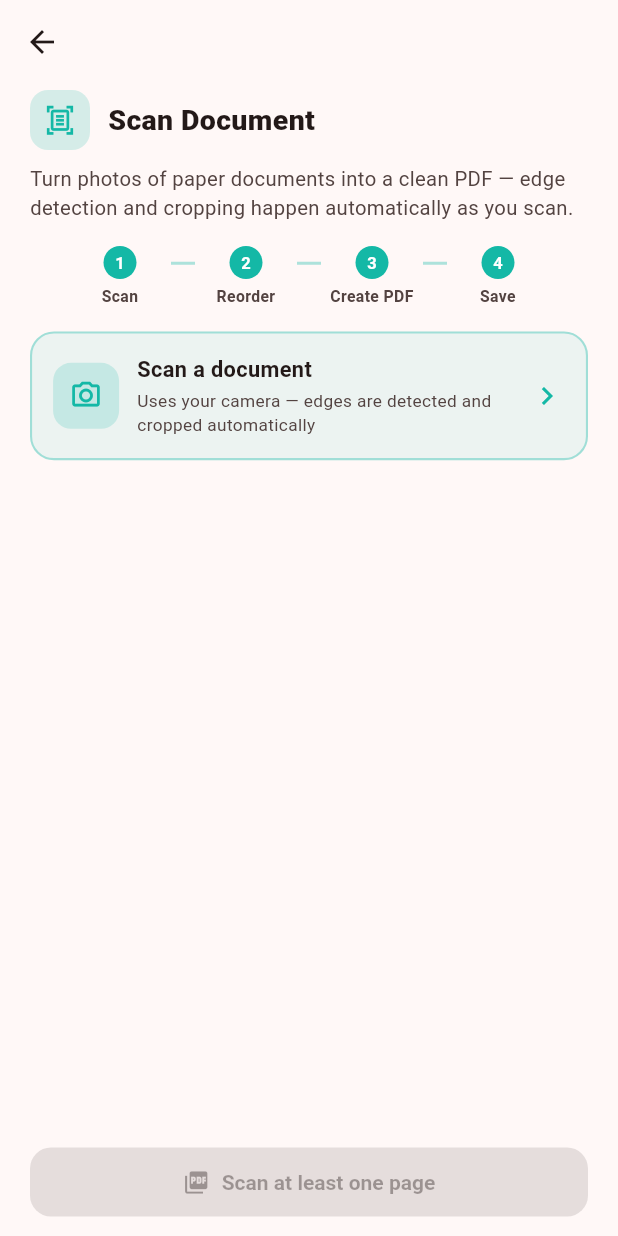
After one commit to shokoufehrouhi/PuraPDF-, a Flutter app: the ScannerScreen screen opened directly, after a tap on "Scan a document", on a phone screen of 412 x 824 dp. The commit adds this screen. Run offline on Flutter 3.47's test engine with Material 3 defaults, Android fonts, the phone set to English and light mode, and no system bars; our stand-ins replace file_picker, flutter_riverpod, google_mobile_ads, share_plus, shared_preferences; missing offline and left inert: doclens, pdfrx, syncfusion_flutter_pdf; accounts and stored records are empty; network calls fail.

Commit message:
Phase 2, feature 1: Document Scanner (camera + auto edge detection)
Hands off to the OS's own document scanner instead of building a
custom camera/CV pipeline — VNDocumentCameraViewController on iOS,
ML Kit's document scanner on Android (via the doclens package's thin
scanWithNativeUI() wrapper, not its own custom detector). Both give
live edge detection, auto-capture, multi-page, and perspective
correction for free, matching the roadmap's 'اسکنر سند با دوربین'
spec without depending on a hand-rolled detection algorithm.

- New Scan Document tool/screen, same design language as the other
  4 screens (FeatureScreenHeader, PickerCard, numbered reorderable
  page thumbnails, primary action, result card). Scanning again adds
  more pages rather than replacing the batch.
- Scanned pages are assembled into a PDF via a new
  scannedImagesToPdf() repository method — shares imagesToPdf's page-
  assembly logic but writes under its own purapdf_scan_ filename
  prefix, so Recents shows it as 'Scan' (its own icon/color) instead
  of being indistinguishable from Image -> PDF conversions.
- Gated behind a new scannerSupported flag (Android/iOS only, mirrors
  the existing adsSupported pattern) since doclens has no macOS
  implementation — the Tools grid simply omits the card on desktop.
- iOS: added NSCameraUsageDescription / NSPhotoLibraryUsageDescription
  to Info.plist (gallery import is enabled as a fallback to the
  camera). Android: doclens auto-merges the CAMERA permission.

Verified: flutter analyze clean, all 19 tests pass, macOS/iOS-
simulator/Android all build and launch without crashing (confirmed
via simctl — the Scan Document card renders correctly in the Tools
grid). Couldn't exercise the actual scan flow myself (no way to
synthesize camera-picker taps in this environment) — needs a hands-on
pass on a real device or the simulator's photo-library import path.

```diff
--- a/lib/core/theme/feature_colors.dart
+++ b/lib/core/theme/feature_colors.dart
@@ -26,4 +26,8 @@ class FeatureColors {
   static const Color imagePdf = Color(0xFFCDEDD0);
   static const Color imagePdfDark = Color(0xFFB8E4BC);
   static const Color imagePdfIcon = Color(0xFF22C55E);
+
+  static const Color scanner = Color(0xFFC9F1E9);
+  static const Color scannerDark = Color(0xFFABE8DD);
+  static const Color scannerIcon = Color(0xFF14B8A6);
 }
--- a/lib/domain/repositories/pdf_repository.dart
+++ b/lib/domain/repositories/pdf_repository.dart
@@ -30,6 +30,10 @@ abstract class PdfRepository {
   /// ...) into a single PDF, one image per page, in the given order.
   Future<String> imagesToPdf(List<String> imagePaths);
 
+  /// Same as [imagesToPdf], but written under the scanner's own filename
+  /// prefix so Recents shows it as "Scan" rather than "Image -> PDF".
+  Future<String> scannedImagesToPdf(List<String> imagePaths);
+
   /// Renders every page of the PDF at [inputPath] as a raster image in
   /// [format] and returns one output path per page, in page order.
   Future<List<String>> pdfToImages(
--- /dev/null
+++ b/lib/presentation/features/scanner/scanner_controller.dart
@@ -0,0 +1,115 @@
+import 'dart:async';
+
+import 'package:doclens/doclens.dart';
+import 'package:flutter_riverpod/flutter_riverpod.dart';
+
+import '../../../core/ads/ads_service.dart';
+import '../../../core/providers.dart';
+import '../../../domain/usecases/scan_documents_usecase.dart';
+
+final scanDocumentsUseCaseProvider = Provider(
+  (ref) => ScanDocumentsUseCase(ref.watch(pdfRepositoryProvider)),
+);
+
+class ScannerState {
+  final List<String> pages;
+  final bool isScanning;
+  final bool isCreatingPdf;
+  final String? resultPath;
+  final String? error;
+
+  const ScannerState({
+    this.pages = const [],
+    this.isScanning = false,
+    this.isCreatingPdf = false,
+    this.resultPath,
+    this.error,
+  });
+
+  ScannerState copyWith({
+    List<String>? pages,
+    bool? isScanning,
+    bool? isCreatingPdf,
+    String? resultPath,
+    String? error,
+    bool clearResult = false,
+    bool clearError = false,
+  }) {
+    return ScannerState(
+      pages: pages ?? this.pages,
+      isScanning: isScanning ?? this.isScanning,
+      isCreatingPdf: isCreatingPdf ?? this.isCreatingPdf,
+      resultPath: clearResult ? null : (resultPath ?? this.resultPath),
+      error: clearError ? null : (error ?? this.error),
+    );
+  }
+}
+
+class ScannerController extends Notifier<ScannerState> {
+  @override
+  ScannerState build() => const ScannerState();
+
+  /// Hands off to the OS's own document scanner (VisionKit on iOS, ML Kit's
+  /// document scanner on Android) — live edge detection, auto-capture,
+  /// multi-page, perspective correction all happen natively. Newly scanned
+  /// pages are appended, so scanning again adds more pages instead of
+  /// replacing the batch.
+  Future<void> scan() async {
+    state = state.copyWith(
+      isScanning: true,
+      clearError: true,
+      clearResult: true,
+    );
+    try {
+      final List<String>? scanned = await DoclensPlatform.instance
+          .scanWithNativeUI(allowGalleryImport: true);
+      state = state.copyWith(
+        isScanning: false,
+        pages: scanned == null ? state.pages : [...state.pages, ...scanned],
+      );
+    } catch (e) {
+      state = state.copyWith(isScanning: false, error: e.toString());
+    }
+  }
+
+  void removeAt(int index) {
+    final updated = [...state.pages]..removeAt(index);
+    state = state.copyWith(pages: updated);
+  }
+
+  /// [newIndex] is expected pre-adjusted for the removed item, matching
+  /// [ReorderableListView.onReorderItem]'s contract.
+  void reorderItem(int oldIndex, int newIndex) {
+    final updated = [...state.pages];
+    final item = updated.removeAt(oldIndex);
+    updated.insert(newIndex, item);
+    state = state.copyWith(pages: updated);
+  }
+
+  Future<void> createPdf() async {
+    if (state.pages.isEmpty) {
+      state = state.copyWith(error: 'Scan at least one page first.');
+      return;
+    }
+    state = state.copyWith(
+      isCreatingPdf: true,
+      clearError: true,
+      clearResult: true,
+    );
+    try {
+      final useCase = ref.read(scanDocumentsUseCaseProvider);
+      final path = await useCase(state.pages);
+      state = state.copyWith(isCreatingPdf: false, resultPath: path);
+      unawaited(AdsService.instance.interstitial.recordOperationAndMaybeShow());
+    } catch (e) {
+      state = state.copyWith(isCreatingPdf: false, error: e.toString());
+    }
+  }
+
+  void reset() {
+    state = const ScannerState();
+  }
+}
+
+final scannerControllerProvider =
+    NotifierProvider<ScannerController, ScannerState>(ScannerController.new);
--- /dev/null
+++ b/lib/presentation/features/scanner/scanner_screen.dart
@@ -0,0 +1,282 @@
+import 'dart:io';
+
+import 'package:flutter/material.dart';
+import 'package:flutter_riverpod/flutter_riverpod.dart';
+import 'package:share_plus/share_plus.dart';
+
+import '../../../core/theme/feature_colors.dart';
+import '../../shared_widgets/download_file.dart';
+import '../../shared_widgets/feature_screen_header.dart';
+import '../../shared_widgets/picker_card.dart';
+import 'scanner_controller.dart';
+
+const Color _color = FeatureColors.scannerIcon;
+
+class ScannerScreen extends ConsumerWidget {
+  const ScannerScreen({super.key});
+
+  @override
+  Widget build(BuildContext context, WidgetRef ref) {
+    final state = ref.watch(scannerControllerProvider);
+    final controller = ref.read(scannerControllerProvider.notifier);
+    final ColorScheme scheme = Theme.of(context).colorScheme;
+
+    return Scaffold(
+      appBar: AppBar(
+        backgroundColor: Colors.transparent,
+        elevation: 0,
+        scrolledUnderElevation: 0,
+      ),
+      body: SafeArea(
+        top: false,
+        child: Column(
+          children: [
+            const FeatureScreenHeader(
+              icon: Icons.document_scanner_outlined,
+              color: _color,
+              title: 'Scan Document',
+              description:
+                  'Turn photos of paper documents into a clean PDF — edge '
+                  'detection and cropping happen automatically as you scan.',
+              steps: ['Scan', 'Reorder', 'Create PDF', 'Save'],
+            ),
+            if (state.error != null)
+              Padding(
+                padding: const EdgeInsets.fromLTRB(20, 0, 20, 12),
+                child: Text(
+                  state.error!,
+                  style: TextStyle(color: scheme.error),
+                ),
+              ),
+            Expanded(
+              child: state.pages.isEmpty
+                  ? Padding(
+                      padding: const EdgeInsets.symmetric(horizontal: 20),
+                      child: Align(
+                        alignment: Alignment.topCenter,
+                        child: PickerCard(
+                          icon: Icons.camera_alt_outlined,
+                          color: _color,
+                          label: 'Scan a document',
+                          hint: state.isScanning
+                              ? 'Opening camera…'
+                              : 'Uses your camera — edges are detected and '
+                                    'cropped automatically',
+                          onTap: state.isScanning ? () {} : controller.scan,
+                        ),
+                      ),
+                    )
+                  : Column(
+                      children: [
+                        Padding(
+                          padding: const EdgeInsets.fromLTRB(20, 0, 20, 8),
+                          child: Row(
+                            children: [
+                              Expanded(
+                                child: Text(
+                                  '${state.pages.length} page'
+                                  '${state.pages.length == 1 ? '' : 's'} '
+                                  '— drag to reorder',
+                                  style: TextStyle(
+                                    fontSize: 12.5,
+                                    color: scheme.onSurfaceVariant,
+                                  ),
+                                ),
+                              ),
+                              TextButton.icon(
+                                onPressed: state.isScanning
+                                    ? null
+                                    : controller.scan,
+                                icon: const Icon(
+                                  Icons.camera_alt_outlined,
+                                  size: 18,
+                                ),
+                                label: const Text('Scan more'),
+                                style: TextButton.styleFrom(
+                                  foregroundColor: _color,
+                                  padding: EdgeInsets.zero,
+                                  minimumSize: const Size(0, 0),
+                                ),
+                              ),
+                            ],
+                          ),
+                        ),
+                        Expanded(
+                          child: ReorderableListView.builder(
+                            padding: const EdgeInsets.symmetric(horizontal: 20),
+                            itemCount: state.pages.length,
+                            onReorderItem: controller.reorderItem,
+                            itemBuilder: (context, index) {
+                              final String path = state.pages[index];
+                              return Card(
+                                key: ValueKey('${path}_$index'),
+                                margin: const EdgeInsets.only(bottom: 8),
+                                child: ListTile(
+                                  leading: Stack(
+                                    children: [
+                                      ClipRRect(
+                                        borderRadius: BorderRadius.circular(8),
+                                        child: Image.file(
+                                          File(path),
+                                          width: 40,
+                                          height: 40,
+                                          fit: BoxFit.cover,
+                                        ),
+                                      ),
+                                      Positioned(
+                                        left: 0,
+                                        top: 0,
+                                        child: Container(
+                                          padding: const EdgeInsets.symmetric(
+                                            horizontal: 4,
+                                          ),
+                                          decoration: BoxDecoration(
+                                            color: _color,
+                                            borderRadius:
+                                                const BorderRadius.only(
+                                                  topLeft: Radius.circular(8),
+                                                  bottomRight: Radius.circular(
+                                                    8,
+                                                  ),
+                                                ),
+                                          ),
+                                          child: Text(
+                                            '${index + 1}',
+                                            style: const TextStyle(
+                                              color: Colors.white,
+                                              fontSize: 10,
+                                              fontWeight: FontWeight.w700,
+                                            ),
+                                          ),
+                                        ),
+                                      ),
+                                    ],
+                                  ),
+                                  title: Text('Page ${index + 1}'),
+                                  trailing: Row(
+                                    mainAxisSize: MainAxisSize.min,
+                                    children: [
+                                      IconButton(
+                                        icon: const Icon(Icons.close),
+                                        onPressed: () =>
+                                            controller.removeAt(index),
+                                      ),
+                                      const Icon(Icons.drag_handle),
+                                    ],
+                                  ),
+                                ),
+                              );
+                            },
+                          ),
+                        ),
+                      ],
+                    ),
+            ),
+            if (state.resultPath != null)
+              Padding(
+                padding: const EdgeInsets.fromLTRB(20, 0, 20, 12),
+                child: _ResultCard(path: state.resultPath!),
+              ),
+            SafeArea(
+              top: false,
+              child: Padding(
+                padding: const EdgeInsets.fromLTRB(20, 0, 20, 12),
+                child: SizedBox(
+                  width: double.infinity,
+                  child: ElevatedButton.icon(
+                    style: ElevatedButton.styleFrom(
+                      backgroundColor: _color,
+                      foregroundColor: Colors.white,
+                    ),
+                    icon: state.isCreatingPdf
+                        ? const SizedBox(
+                            width: 16,
+                            height: 16,
+                            child: CircularProgressIndicator(
+                              strokeWidth: 2,
+                              color: Colors.white,
+                            ),
+                          )
+                        : const Icon(Icons.picture_as_pdf),
+                    label: Text(
+                      state.pages.isEmpty
+                          ? 'Scan at least one page'
+                          : 'Create PDF from ${state.pages.length} page'
+                                '${state.pages.length == 1 ? '' : 's'}',
+                    ),
+                    onPressed: state.isCreatingPdf || state.pages.isEmpty
+                        ? null
+                        : controller.createPdf,
+                  ),
+                ),
+              ),
+            ),
+          ],
+        ),
+      ),
+    );
+  }
+}
+
+class _ResultCard extends StatelessWidget {
+  final String path;
+
+  const _ResultCard({required this.path});
+
+  @override
+  Widget build(BuildContext context) {
+    return Container(
+      padding: const EdgeInsets.all(14),
+      decoration: BoxDecoration(
+        color: _color.withValues(alpha: 0.10),
+        borderRadius: BorderRadius.circular(16),
+      ),
+      child: Column(
+        children: [
+          const Row(
+            children: [
+              Icon(Icons.check_circle, color: _color),
+              SizedBox(width: 8),
+              Expanded(
+                child: Text(
+                  'PDF created successfully',
+                  style: TextStyle(fontWeight: FontWeight.w700),
+                ),
+              ),
+            ],
+          ),
+          const SizedBox(height: 10),
+          Row(
+            children: [
+              Expanded(
+                child: ElevatedButton.icon(
+                  style: ElevatedButton.styleFrom(
+                    backgroundColor: _color,
+                    foregroundColor: Colors.white,
+                  ),
+                  icon: const Icon(Icons.ios_share),
+                  label: const Text('Share'),
+                  onPressed: () => SharePlus.instance.share(
+                    ShareParams(files: [XFile(path)]),
+                  ),
+                ),
+              ),
+              const SizedBox(width: 10),
+              Expanded(
+                child: OutlinedButton.icon(
+                  style: OutlinedButton.styleFrom(
+                    foregroundColor: _color,
+                    side: BorderSide(color: _color.withValues(alpha: 0.5)),
+                  ),
+                  icon: const Icon(Icons.download_outlined),
+                  label: const Text('Download'),
+                  onPressed: () => downloadFile(context, path),
+                ),
+              ),
+            ],
+          ),
+        ],
+      ),
+    );
+  }
+}
--- a/lib/presentation/home_screen.dart
+++ b/lib/presentation/home_screen.dart
@@ -6,10 +6,12 @@ import '../core/theme/app_theme.dart';
 import '../core/theme/feature_colors.dart';
 import '../core/theme/theme_mode_controller.dart';
 import '../domain/entities/history_file.dart';
+import '../core/scanner_support.dart';
 import 'features/compress/compress_screen.dart';
 import 'features/history/history_controller.dart';
 import 'features/image_pdf/image_pdf_screen.dart';
 import 'features/merge/merge_screen.dart';
+import 'features/scanner/scanner_screen.dart';
 import 'features/split/split_screen.dart';
 import 'shared_widgets/banner_ad_widget.dart';
 import 'shared_widgets/download_file.dart';
@@ -290,6 +292,18 @@ class _ToolsTab extends StatelessWidget {
                     MaterialPageRoute(builder: (_) => const ImagePdfScreen()),
                   ),
                 ),
+                if (scannerSupported)
+                  _FeatureRowCard(
+                    icon: Icons.document_scanner_outlined,
+                    color: FeatureColors.scanner,
+                    colorDark: FeatureColors.scannerDark,
+                    iconColor: FeatureColors.scannerIcon,
+                    title: 'Scan Document',
+                    subtitle: 'Capture paper documents with your camera',
+                    onTap: () => Navigator.of(context).push(
+                      MaterialPageRoute(builder: (_) => const ScannerScreen()),
+                    ),
+                  ),
               ],
             ),
           ),
@@ -532,6 +546,13 @@ _OperationInfo _operationFor(String fileName) {
       'PDF → Image',
     );
   }
+  if (fileName.startsWith('purapdf_scan_')) {
+    return const _OperationInfo(
+      Icons.document_scanner_outlined,
+      FeatureColors.scannerIcon,
+      'Scan',
+    );
+  }
   return _unknownOperation;
 }
 
--- a/pubspec.yaml
+++ b/pubspec.yaml
@@ -46,6 +46,7 @@ dependencies:
   image: ^4.9.2
   google_mobile_ads: ^9.1.0
   shared_preferences: ^2.5.5
+  doclens: ^0.0.8
 
 dev_dependencies:
   flutter_test:
```
Also changed, not shown: lib/core/scanner_support.dart (added, +9 -0 lines), lib/data/repositories/pdf_repository_impl.dart (+13 -2 lines), lib/domain/usecases/scan_documents_usecase.dart (added, +14 -0 lines), pubspec.lock, 1 other file.
